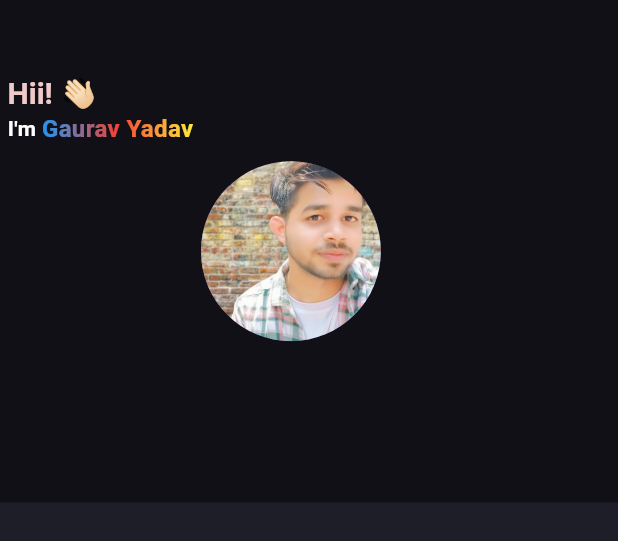
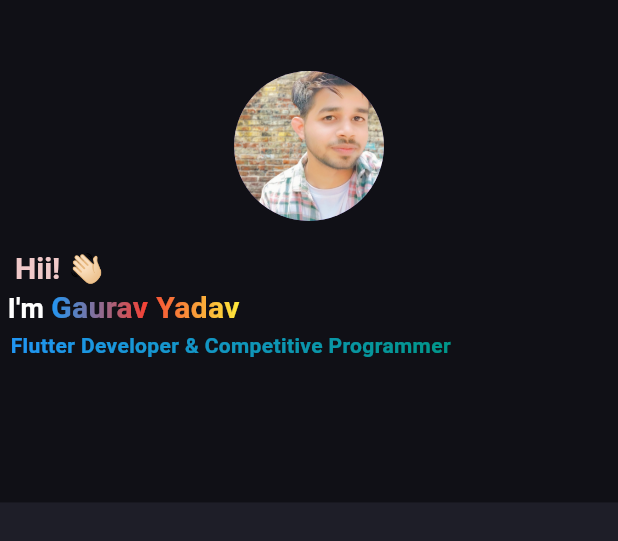
Before and after one commit to Gauravydv007/_Portfolio, a Flutter app: the MyInfo widget shown alone on an empty page, opened directly, on a phone screen of 412 x 824 dp. Shown: the top 541 px of the screen. Run offline on Flutter 3.47's test engine with Material 3 defaults, Android fonts, the phone set to English and light mode, and no system bars; drawn by our look-alikes of simple_gradient_text; our stand-ins replace animated_text_kit, google_fonts; Roboto replaces fonts that are missing (Ubuntu).

```diff
--- a/my_portfolio2/lib/resposive.dart
+++ b/my_portfolio2/lib/resposive.dart
@@ -21,15 +21,15 @@ class Responsive extends StatelessWidget {
       MediaQuery.of(context).size.width <= 700;
 
   static bool isTablet(BuildContext context) =>
-      MediaQuery.of(context).size.width < 1024;
+      MediaQuery.of(context).size.width < 1180;
 
   static bool isDesktop(BuildContext context) =>
-      MediaQuery.of(context).size.width >= 1024;
+      MediaQuery.of(context).size.width >= 1180;
 
   @override
   Widget build(BuildContext context) {
     final Size _size = MediaQuery.of(context).size;
-    if (_size.width >= 1024) {
+    if (_size.width >= 1180) {
       return desktop;
     } else if (_size.width >= 700 && tablet != null) {
       return tablet!;
--- a/my_portfolio2/lib/screens/my_info.dart
+++ b/my_portfolio2/lib/screens/my_info.dart
@@ -70,8 +70,26 @@ class _MyInfoState extends State<MyInfo> {
           children: [
             Container(
               color: Colors.black45,
-              child: Row(
+              child: Column(
+                mainAxisAlignment: MainAxisAlignment.spaceAround,
                 children: [
+                  Spacer(
+                    flex: 1,
+                  ),
+                  CircleAvatar(
+                    radius: 50,
+                    backgroundImage: AssetImage('assets/images/my_image.png'),
+                  ),
+                  // Text('Gaurav'),
+                  // Text(
+                  //   'Flutter Developer & Competitive Programmer',
+                  //   style: TextStyle(
+                  //     fontWeight: FontWeight.w200,
+                  //     height: 1.5,
+                  //   ),
+                  // ),
+
+
 
 
                 Column(
@@ -79,7 +97,7 @@ class _MyInfoState extends State<MyInfo> {
                       crossAxisAlignment: CrossAxisAlignment.start,
                       children: [
                 Padding(
-                      padding: const EdgeInsets.only(left: 5, top: 50, right: 5),
+                  padding: const EdgeInsets.only(left: 10, top: 20, ),
                   child: RichText(
                     text: TextSpan(
                       text: "Hii!",
@@ -111,10 +129,10 @@ class _MyInfoState extends State<MyInfo> {
                   ),
                   child: Row(
                     children: [
-                          Text("I'm ", style: TextStyle(fontSize: 14, fontWeight: FontWeight.bold, color: Colors.white),),
+                      Text("I'm ", style: TextStyle(fontSize: 18, fontWeight: FontWeight.bold, color: Colors.white),),
                       GradientText(
                         'Gaurav Yadav',
-                            style: TextStyle(fontSize: 16, fontWeight: FontWeight.bold),
+                        style: TextStyle(fontSize: 20, fontWeight: FontWeight.bold),
                         colors: [
                           Colors.blue,
                           Colors.red,
@@ -122,6 +140,24 @@ class _MyInfoState extends State<MyInfo> {
 
                         ],
                       ),
+                    ],
+                  ),
+
+
+
+
+                ),
+
+                  Padding(
+                    padding: const EdgeInsets.only(left:7 ),
+                    child: GradientText(
+                          'Flutter Developer & Competitive Programmer ',
+                          style: TextStyle(fontSize: 14, fontWeight: FontWeight.bold),
+                          colors: [
+                            Colors.blue,
+
+                            Colors.teal,
+
                           ],
                         ),
                   ),
@@ -132,29 +168,9 @@ class _MyInfoState extends State<MyInfo> {
                 ),
 
 
-                  Column(
-                    mainAxisAlignment: MainAxisAlignment.spaceAround,
-                    children: [
-                      Spacer(
-                        flex: 2,
-                      ),
-                      CircleAvatar(
-                        radius: 60,
-                        backgroundImage: AssetImage('assets/images/my_image.png'),
-                      ),
-                      // Text('Gaurav'),
-                      // Text(
-                      //   'Flutter Developer & Competitive Programmer',
-                      //   style: TextStyle(
-                      //     fontWeight: FontWeight.w200,
-                      //     height: 1.5,
-                      //   ),
-                      // ),
                   Spacer(
                     flex: 2,
                   )
-                    ],
-                  ),
                 ],
               ),
             ),
--- a/my_portfolio2/lib/screens/sidemenu.dart
+++ b/my_portfolio2/lib/screens/sidemenu.dart
@@ -247,7 +247,7 @@ class SideMenu extends StatelessWidget {
                         onTap: () {
                           // ignore: deprecated_member_use
                           launch(
-                              "https://www.linkedin.com/in/gaurav-singh-b710a1291/");
+                              "https://www.instagram.com/gauravsingh_yaduvanshi007?utm_source=qr&igsh=MTRraXI2cnFxbzY1ZQ==");
                         },
                         child: Image.asset(
                           'assets/images/instagram.png',
@@ -263,7 +263,7 @@ class SideMenu extends StatelessWidget {
                         onTap: () {
                           // ignore: deprecated_member_use
                           launch(
-                              "https://www.linkedin.com/in/gaurav-singh-b710a1291/");
+                              "https://github.com/Gauravydv007");
                         },
                         child: Image.asset(
                           'assets/images/github.png',
```
Also changed, not shown: 1 other file. Lines whose indentation alone changed are shown as unchanged.
